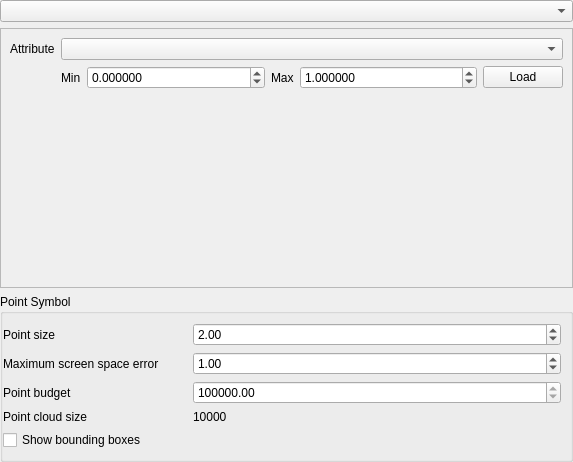
Before: the Qt Designer form src/ui/3d/qgspointcloud3dsymbolwidget.ui in qgis/QGIS, drawn with Qt 5.
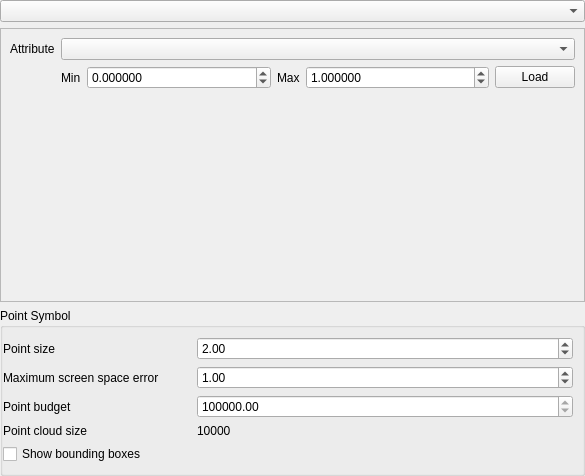
After: the same form once the commit is applied. Custom widgets are drawn as their Qt base class.

Diff of the .ui file:
```diff
--- a/src/ui/3d/qgspointcloud3dsymbolwidget.ui
+++ b/src/ui/3d/qgspointcloud3dsymbolwidget.ui
@@ -6,8 +6,8 @@
    <rect>
     <x>0</x>
     <y>0</y>
-    <width>573</width>
-    <height>462</height>
+    <width>585</width>
+    <height>476</height>
    </rect>
   </property>
   <layout class="QGridLayout" name="gridLayout">
@@ -215,7 +215,7 @@
             <x>0</x>
             <y>0</y>
             <width>591</width>
-            <height>221</height>
+            <height>235</height>
            </rect>
           </property>
           <layout class="QGridLayout" name="gridLayout_8">
```
Left out of the diff: 6 changed lines with no effect on the pictures.
